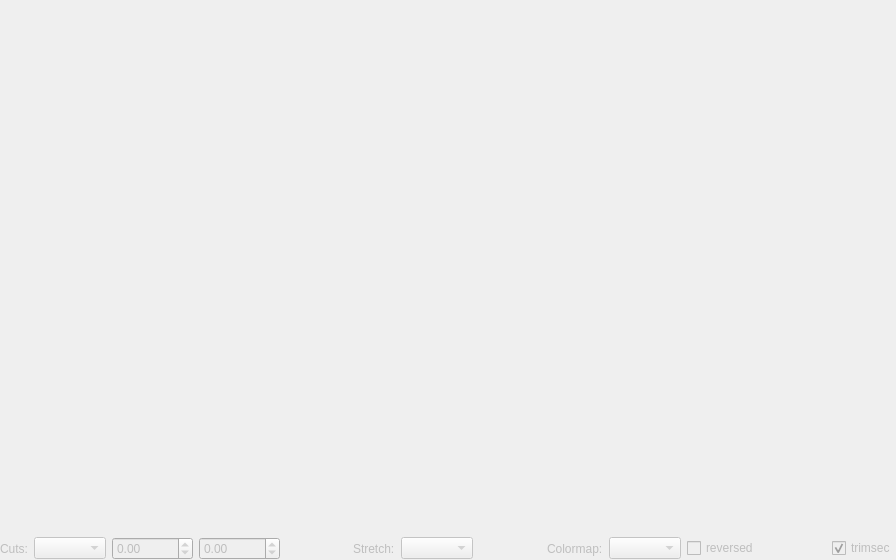
Qt form qfitswidget/qt/fitswidget.ui (thusser/qfitswidget) before a commit.
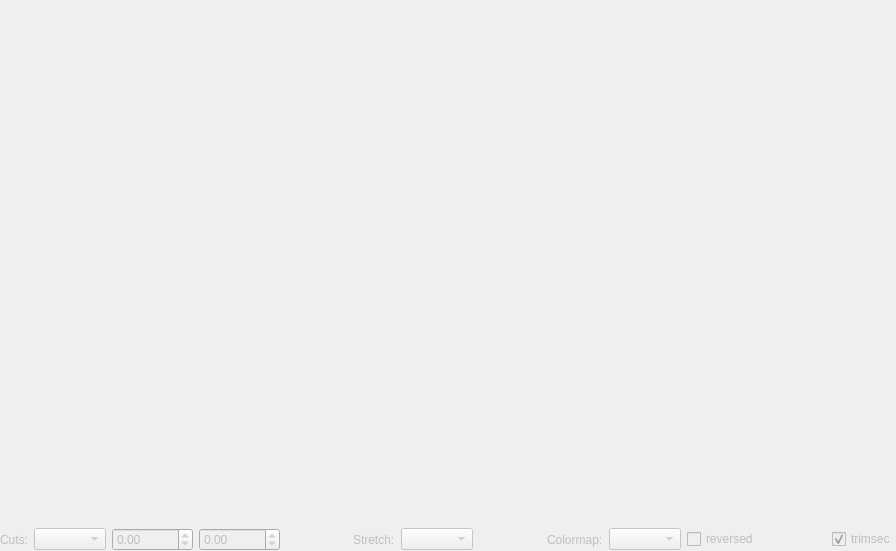
The same form after that commit.

Diff of the .ui file:
```diff
--- a/qfitswidget/qt/fitswidget.ui
+++ b/qfitswidget/qt/fitswidget.ui
@@ -7,7 +7,7 @@
     <x>0</x>
     <y>0</y>
     <width>896</width>
-    <height>560</height>
+    <height>551</height>
    </rect>
   </property>
   <property name="windowTitle">
```
